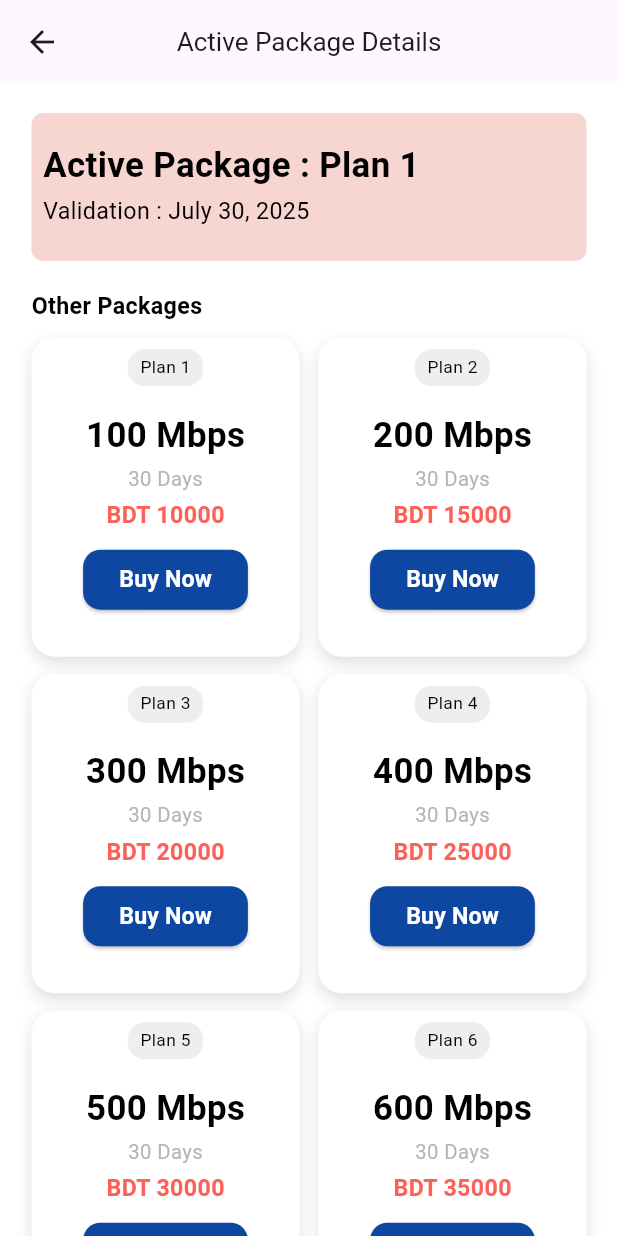
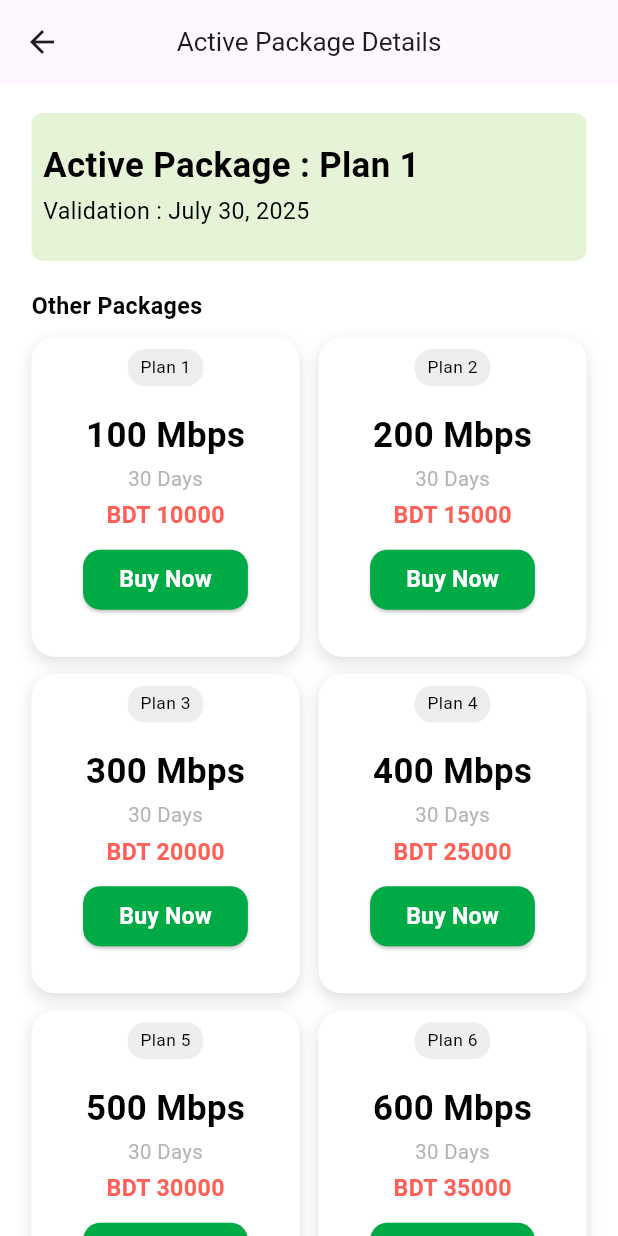
Before and after one commit to mahafujerrahman/Wifi-Service-App, a Flutter app: the ActivePackageDetails screen opened by its route, on a phone screen of 412 x 824 dp. Run offline on Flutter 3.47's test engine with Material 3 defaults, Android fonts, the phone set to English and light mode, and no system bars; our stand-ins replace cached_network_image, dotted_border, flutter_screenutil, flutter_svg, get, image_picker and 3 more; missing offline and left inert: d_chart; accounts and stored records are empty.

Commit message:
demo update

```diff
--- a/lib/view/screen/profile/package/active_package_screen.dart
+++ b/lib/view/screen/profile/package/active_package_screen.dart
@@ -36,7 +36,7 @@ class _ActivePackageDetailsState extends State<ActivePackageDetails> {
                 width: double.infinity,
                 height: 102.h,
                 decoration: BoxDecoration(
-                  color: AppColors.colorF7D6D1,
+                  color: AppColors.secondColor,
                   borderRadius: BorderRadius.all(Radius.circular(8.r)),
                 ),
                 child: Padding(
--- a/lib/view/screen/profile/package/packageCard.dart
+++ b/lib/view/screen/profile/package/packageCard.dart
@@ -72,7 +72,7 @@ class PackageCard extends StatelessWidget {
           ElevatedButton(
             onPressed: onPressed,
             style: ElevatedButton.styleFrom(
-              backgroundColor: Colors.blue[900],
+              backgroundColor: AppColors.primaryColor,
               shape: RoundedRectangleBorder(
                 borderRadius: BorderRadius.circular(12.r),
               ),
```
